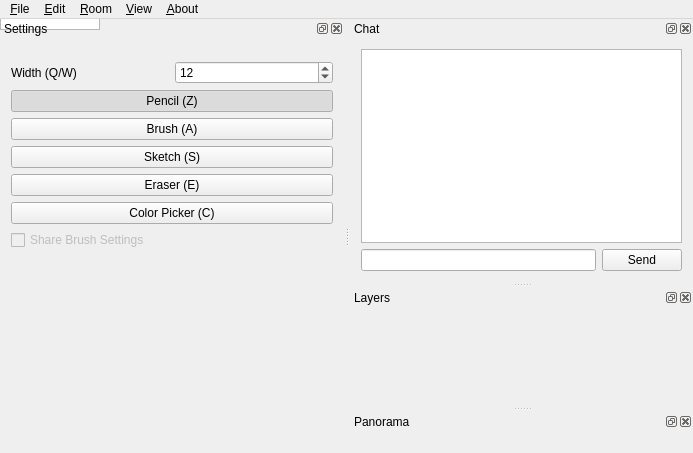
liuyanghejerry/painttyWidget, file widgets/mainwindow.ui: the form before one commit.
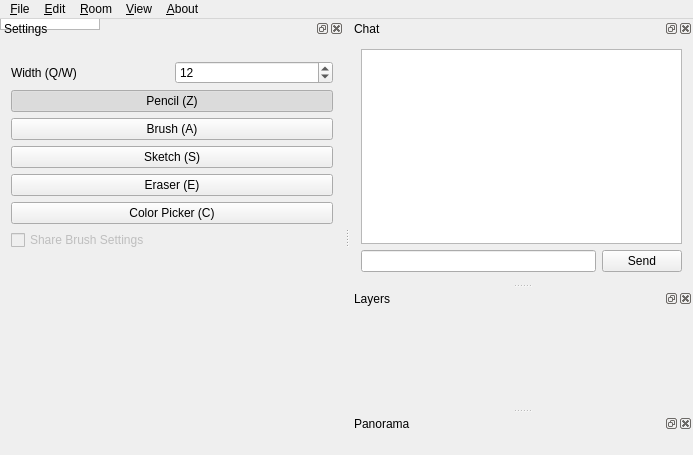
The form after the commit. Custom widgets are drawn as their Qt base class.

The edit to the form file:
```diff
--- a/widgets/mainwindow.ui
+++ b/widgets/mainwindow.ui
@@ -7,7 +7,7 @@
     <x>0</x>
     <y>0</y>
     <width>693</width>
-    <height>453</height>
+    <height>455</height>
    </rect>
   </property>
   <property name="windowTitle">
```
Left out of the diff: 13 changed lines with no effect on the pictures.
